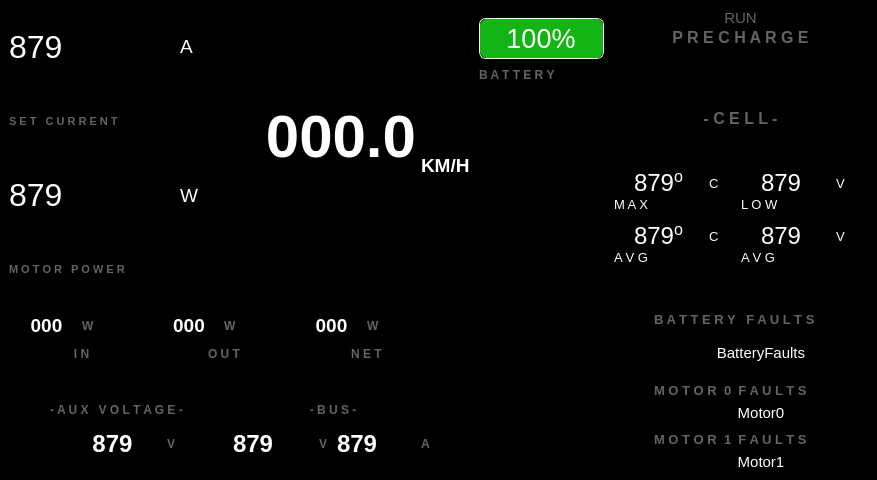
Before: the Qt Designer form src/ViewLayer/RaceModeDisplay/RaceModeDashboardUI.ui in UCSolarCarTeam/Epsilon-Dashboard, drawn with Qt 5.
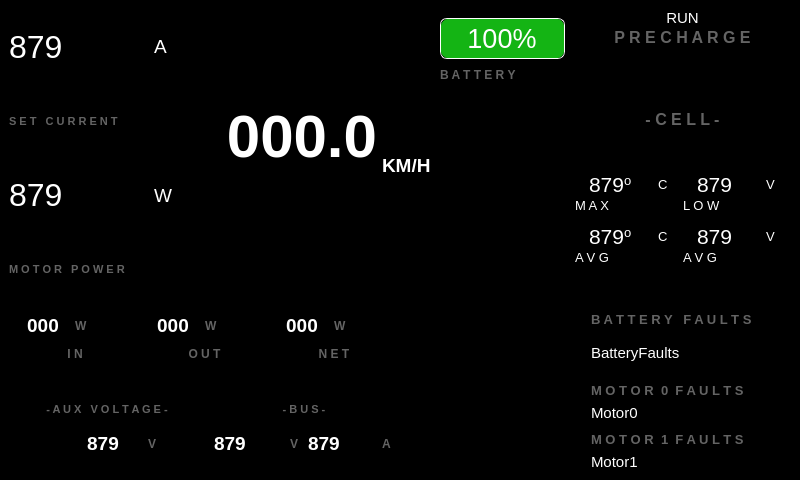
After: the same form once the commit is applied. Icons and pictures are not drawn.

```diff
--- a/src/ViewLayer/RaceModeDisplay/RaceModeDashboardUI.ui
+++ b/src/ViewLayer/RaceModeDisplay/RaceModeDashboardUI.ui
@@ -6,7 +6,7 @@
    <rect>
     <x>0</x>
     <y>0</y>
-    <width>877</width>
+    <width>800</width>
     <height>480</height>
    </rect>
   </property>
@@ -1049,7 +1049,7 @@
                      </font>
                     </property>
                     <property name="styleSheet">
-                     <string notr="true">color: rgb(100,100,100);</string>
+                     <string notr="true">color:white;</string>
                     </property>
                     <property name="text">
                      <string>RUN</string>
@@ -1285,7 +1285,7 @@
                                    </property>
                                    <property name="font">
                                     <font>
-                                     <pointsize>18</pointsize>
+                                     <pointsize>16</pointsize>
                                      <weight>50</weight>
                                      <bold>false</bold>
                                     </font>
@@ -1419,7 +1419,7 @@
                                    </property>
                                    <property name="font">
                                     <font>
-                                     <pointsize>18</pointsize>
+                                     <pointsize>16</pointsize>
                                      <weight>50</weight>
                                      <bold>false</bold>
                                     </font>
@@ -1582,7 +1582,7 @@
                                    </property>
                                    <property name="font">
                                     <font>
-                                     <pointsize>18</pointsize>
+                                     <pointsize>16</pointsize>
                                      <weight>50</weight>
                                      <bold>false</bold>
                                     </font>
@@ -1713,7 +1713,7 @@
                                    </property>
                                    <property name="font">
                                     <font>
-                                     <pointsize>18</pointsize>
+                                     <pointsize>16</pointsize>
                                      <weight>50</weight>
                                      <bold>false</bold>
                                     </font>
@@ -2401,6 +2401,7 @@
                     </property>
                     <property name="font">
                      <font>
+                      <pointsize>8</pointsize>
                       <weight>75</weight>
                       <bold>true</bold>
                      </font>
@@ -2457,7 +2458,7 @@
                       <widget class="QLabel" name="auxVoltageLabel">
                        <property name="font">
                         <font>
-                         <pointsize>18</pointsize>
+                         <pointsize>14</pointsize>
                          <weight>75</weight>
                          <bold>true</bold>
                         </font>
@@ -2557,6 +2558,7 @@
                     </property>
                     <property name="font">
                      <font>
+                      <pointsize>8</pointsize>
                       <weight>75</weight>
                       <bold>true</bold>
                      </font>
@@ -2615,7 +2617,7 @@
                          <widget class="QLabel" name="busVoltageLabel">
                           <property name="font">
                            <font>
-                            <pointsize>18</pointsize>
+                            <pointsize>14</pointsize>
                             <weight>75</weight>
                             <bold>true</bold>
                            </font>
@@ -2678,7 +2680,7 @@
                          <widget class="QLabel" name="busCurrentLabel">
                           <property name="font">
                            <font>
-                            <pointsize>18</pointsize>
+                            <pointsize>14</pointsize>
                             <weight>75</weight>
                             <bold>true</bold>
                            </font>
@@ -3019,7 +3021,7 @@
                      <string>BatteryFaults</string>
                     </property>
                     <property name="alignment">
-                     <set>Qt::AlignCenter</set>
+                     <set>Qt::AlignLeading|Qt::AlignLeft|Qt::AlignVCenter</set>
                     </property>
                     <property name="wordWrap">
                      <bool>true</bool>
@@ -3105,7 +3107,7 @@
                      <string>Motor0</string>
                     </property>
                     <property name="alignment">
-                     <set>Qt::AlignCenter</set>
+                     <set>Qt::AlignLeading|Qt::AlignLeft|Qt::AlignVCenter</set>
                     </property>
                    </widget>
                   </item>
@@ -3188,7 +3190,7 @@
                      <string>Motor1</string>
                     </property>
                     <property name="alignment">
-                     <set>Qt::AlignCenter</set>
+                     <set>Qt::AlignLeading|Qt::AlignLeft|Qt::AlignVCenter</set>
                     </property>
                    </widget>
                   </item>
```
